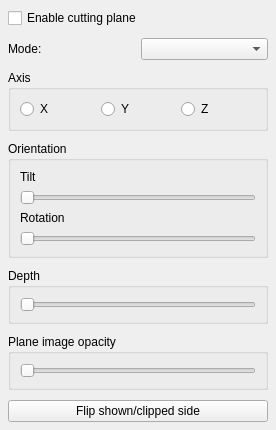
Carifio24/glue-vispy-viewers, file glue_vispy_viewers/volume/qt/cutting_plane_widget.ui: the form before one commit.
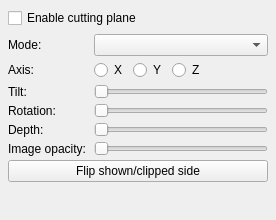
The form after the commit.

Commit message: Lay out the cutting plane controls as compact label-beside-slider rows instead of stacked group boxes

Diff of the .ui file:
```diff
--- a/glue_vispy_viewers/volume/qt/cutting_plane_widget.ui
+++ b/glue_vispy_viewers/volume/qt/cutting_plane_widget.ui
@@ -7,7 +7,7 @@
     <x>0</x>
     <y>0</y>
     <width>276</width>
-    <height>360</height>
+    <height>220</height>
    </rect>
   </property>
   <property name="windowTitle">
@@ -15,7 +15,7 @@
   </property>
   <layout class="QVBoxLayout" name="layout">
    <property name="spacing">
-    <number>10</number>
+    <number>6</number>
    </property>
    <property name="leftMargin">
     <number>8</number>
@@ -37,8 +37,8 @@
     </widget>
    </item>
    <item>
-    <widget class="QWidget" name="mode_row" native="true">
-     <layout class="QHBoxLayout" name="mode_layout">
+    <widget class="QWidget" name="controls" native="true">
+     <layout class="QGridLayout" name="controls_grid">
       <property name="leftMargin">
        <number>0</number>
       </property>
@@ -51,25 +51,51 @@
       <property name="bottomMargin">
        <number>0</number>
       </property>
-      <item>
+      <property name="horizontalSpacing">
+       <number>8</number>
+      </property>
+      <property name="verticalSpacing">
+       <number>4</number>
+      </property>
+      <item row="0" column="0">
        <widget class="QLabel" name="label_mode">
         <property name="text">
          <string>Mode:</string>
         </property>
        </widget>
       </item>
-      <item>
-       <widget class="QComboBox" name="combosel_cut_mode"/>
-      </item>
-     </layout>
-    </widget>
-   </item>
-   <item>
-    <widget class="QGroupBox" name="simple_box">
-     <property name="title">
-      <string>Axis</string>
-     </property>
+      <item row="0" column="1">
+       <widget class="QComboBox" name="combosel_cut_mode">
+        <property name="sizePolicy">
+         <sizepolicy hsizetype="Expanding" vsizetype="Fixed">
+          <horstretch>0</horstretch>
+          <verstretch>0</verstretch>
+         </sizepolicy>
+        </property>
+       </widget>
+      </item>
+      <item row="1" column="0">
+       <widget class="QLabel" name="label_axis">
+        <property name="text">
+         <string>Axis:</string>
+        </property>
+       </widget>
+      </item>
+      <item row="1" column="1">
+       <widget class="QWidget" name="simple_box" native="true">
      <layout class="QHBoxLayout" name="simple_layout">
+         <property name="leftMargin">
+          <number>0</number>
+         </property>
+         <property name="topMargin">
+          <number>0</number>
+         </property>
+         <property name="rightMargin">
+          <number>0</number>
+         </property>
+         <property name="bottomMargin">
+          <number>0</number>
+         </property>
       <item>
        <widget class="QRadioButton" name="radio_axis_x">
         <property name="text">
@@ -91,23 +117,30 @@
         </property>
        </widget>
       </item>
+         <item>
+          <spacer name="axis_spacer">
+           <property name="orientation">
+            <enum>Qt::Horizontal</enum>
+           </property>
+           <property name="sizeHint" stdset="0">
+            <size>
+             <width>40</width>
+             <height>20</height>
+            </size>
+           </property>
+          </spacer>
+         </item>
      </layout>
     </widget>
    </item>
-   <item>
-    <widget class="QGroupBox" name="advanced_box">
-     <property name="title">
-      <string>Orientation</string>
-     </property>
-     <layout class="QVBoxLayout" name="advanced_layout">
-      <item>
+      <item row="2" column="0">
        <widget class="QLabel" name="label_tilt">
         <property name="text">
-         <string>Tilt</string>
+         <string>Tilt:</string>
         </property>
        </widget>
       </item>
-      <item>
+      <item row="2" column="1">
        <widget class="QSlider" name="value_cut_tilt">
         <property name="maximum">
          <number>180</number>
@@ -117,14 +150,14 @@
         </property>
        </widget>
       </item>
-      <item>
+      <item row="3" column="0">
        <widget class="QLabel" name="label_rotation">
         <property name="text">
-         <string>Rotation</string>
+         <string>Rotation:</string>
         </property>
        </widget>
       </item>
-      <item>
+      <item row="3" column="1">
        <widget class="QSlider" name="value_cut_rotation">
         <property name="maximum">
          <number>360</number>
@@ -134,16 +167,14 @@
         </property>
        </widget>
       </item>
-     </layout>
-    </widget>
-   </item>
-   <item>
-    <widget class="QGroupBox" name="depth_box">
-     <property name="title">
-      <string>Depth</string>
-     </property>
-     <layout class="QVBoxLayout" name="depth_layout">
-      <item>
+      <item row="4" column="0">
+       <widget class="QLabel" name="label_depth">
+        <property name="text">
+         <string>Depth:</string>
+        </property>
+       </widget>
+      </item>
+      <item row="4" column="1">
        <widget class="QSlider" name="value_cut_depth">
         <property name="maximum">
          <number>1000</number>
@@ -153,16 +184,14 @@
         </property>
        </widget>
       </item>
-     </layout>
-    </widget>
-   </item>
-   <item>
-    <widget class="QGroupBox" name="image_box">
-     <property name="title">
-      <string>Plane image opacity</string>
-     </property>
-     <layout class="QVBoxLayout" name="image_layout">
-      <item>
+      <item row="5" column="0">
+       <widget class="QLabel" name="label_image">
+        <property name="text">
+         <string>Image opacity:</string>
+        </property>
+       </widget>
+      </item>
+      <item row="5" column="1">
        <widget class="QSlider" name="value_cut_plane_image_opacity">
         <property name="maximum">
          <number>1000</number>
@@ -172,14 +201,14 @@
         </property>
        </widget>
       </item>
-     </layout>
-    </widget>
-   </item>
-   <item>
+      <item row="6" column="0" colspan="2">
     <widget class="QPushButton" name="button_flip_cut">
      <property name="text">
       <string>Flip shown/clipped side</string>
      </property>
+       </widget>
+      </item>
+     </layout>
     </widget>
    </item>
    <item>
```
Lines whose indentation alone changed are shown as unchanged. The commit also changes 1 other file.
